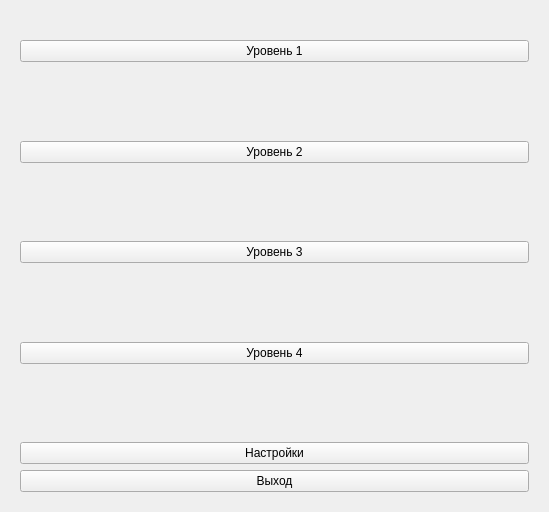
Above: graphics/dialoglevel.ui from Dlexeyn/qt-game before the change. Below: the same form after it.
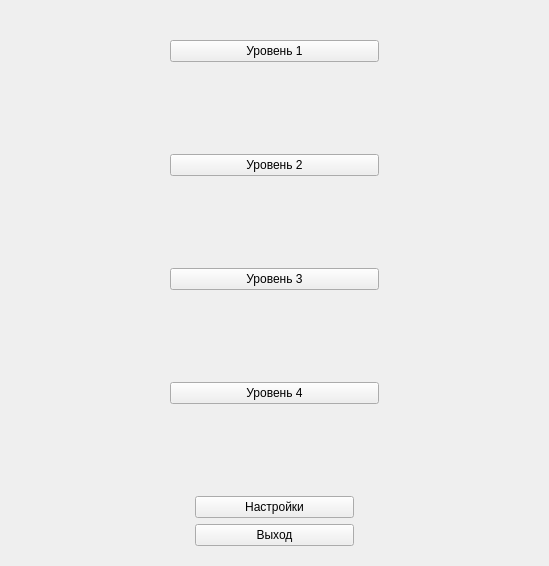
That is the form after the change.

```diff
--- a/graphics/dialoglevel.ui
+++ b/graphics/dialoglevel.ui
@@ -7,7 +7,7 @@
     <x>0</x>
     <y>0</y>
     <width>549</width>
-    <height>512</height>
+    <height>566</height>
    </rect>
   </property>
   <property name="sizePolicy">
@@ -26,9 +26,35 @@
       <number>0</number>
      </property>
      <widget class="QWidget" name="MainPage">
-      <layout class="QGridLayout" name="gridLayout_2">
-       <item row="1" column="0">
-        <layout class="QVBoxLayout" name="verticalLayout">
+      <layout class="QVBoxLayout" name="verticalLayout">
+       <item>
+        <widget class="QLabel" name="LogoLabel">
+         <property name="text">
+          <string/>
+         </property>
+         <property name="scaledContents">
+          <bool>true</bool>
+         </property>
+        </widget>
+       </item>
+       <item>
+        <layout class="QHBoxLayout" name="horizontalLayout_3">
+         <item>
+          <spacer name="horizontalSpacer_3">
+           <property name="orientation">
+            <enum>Qt::Horizontal</enum>
+           </property>
+           <property name="sizeType">
+            <enum>QSizePolicy::Fixed</enum>
+           </property>
+           <property name="sizeHint" stdset="0">
+            <size>
+             <width>150</width>
+             <height>20</height>
+            </size>
+           </property>
+          </spacer>
+         </item>
          <item>
           <widget class="QPushButton" name="lvl1Button">
            <property name="text">
@@ -37,14 +63,50 @@
           </widget>
          </item>
          <item>
-          <spacer name="verticalSpacer">
+          <spacer name="horizontalSpacer_4">
            <property name="orientation">
-            <enum>Qt::Vertical</enum>
+            <enum>Qt::Horizontal</enum>
            </property>
+           <property name="sizeType">
+            <enum>QSizePolicy::Fixed</enum>
+           </property>
            <property name="sizeHint" stdset="0">
             <size>
-             <width>20</width>
-             <height>40</height>
+             <width>150</width>
+             <height>20</height>
+            </size>
+           </property>
+          </spacer>
+         </item>
+        </layout>
+       </item>
+       <item>
+        <spacer name="verticalSpacer">
+         <property name="orientation">
+          <enum>Qt::Vertical</enum>
+         </property>
+         <property name="sizeHint" stdset="0">
+          <size>
+           <width>20</width>
+           <height>56</height>
+          </size>
+         </property>
+        </spacer>
+       </item>
+       <item>
+        <layout class="QHBoxLayout" name="horizontalLayout_4">
+         <item>
+          <spacer name="horizontalSpacer_5">
+           <property name="orientation">
+            <enum>Qt::Horizontal</enum>
+           </property>
+           <property name="sizeType">
+            <enum>QSizePolicy::Fixed</enum>
+           </property>
+           <property name="sizeHint" stdset="0">
+            <size>
+             <width>150</width>
+             <height>20</height>
             </size>
            </property>
           </spacer>
@@ -57,14 +119,50 @@
           </widget>
          </item>
          <item>
-          <spacer name="verticalSpacer_2">
+          <spacer name="horizontalSpacer_6">
            <property name="orientation">
-            <enum>Qt::Vertical</enum>
+            <enum>Qt::Horizontal</enum>
            </property>
+           <property name="sizeType">
+            <enum>QSizePolicy::Fixed</enum>
+           </property>
            <property name="sizeHint" stdset="0">
             <size>
-             <width>20</width>
-             <height>40</height>
+             <width>150</width>
+             <height>20</height>
+            </size>
+           </property>
+          </spacer>
+         </item>
+        </layout>
+       </item>
+       <item>
+        <spacer name="verticalSpacer_2">
+         <property name="orientation">
+          <enum>Qt::Vertical</enum>
+         </property>
+         <property name="sizeHint" stdset="0">
+          <size>
+           <width>20</width>
+           <height>55</height>
+          </size>
+         </property>
+        </spacer>
+       </item>
+       <item>
+        <layout class="QHBoxLayout" name="horizontalLayout_5">
+         <item>
+          <spacer name="horizontalSpacer_7">
+           <property name="orientation">
+            <enum>Qt::Horizontal</enum>
+           </property>
+           <property name="sizeType">
+            <enum>QSizePolicy::Fixed</enum>
+           </property>
+           <property name="sizeHint" stdset="0">
+            <size>
+             <width>150</width>
+             <height>20</height>
             </size>
            </property>
           </spacer>
@@ -77,14 +175,50 @@
           </widget>
          </item>
          <item>
-          <spacer name="verticalSpacer_3">
+          <spacer name="horizontalSpacer_8">
            <property name="orientation">
-            <enum>Qt::Vertical</enum>
+            <enum>Qt::Horizontal</enum>
            </property>
+           <property name="sizeType">
+            <enum>QSizePolicy::Fixed</enum>
+           </property>
            <property name="sizeHint" stdset="0">
             <size>
-             <width>20</width>
-             <height>40</height>
+             <width>150</width>
+             <height>20</height>
+            </size>
+           </property>
+          </spacer>
+         </item>
+        </layout>
+       </item>
+       <item>
+        <spacer name="verticalSpacer_3">
+         <property name="orientation">
+          <enum>Qt::Vertical</enum>
+         </property>
+         <property name="sizeHint" stdset="0">
+          <size>
+           <width>20</width>
+           <height>72</height>
+          </size>
+         </property>
+        </spacer>
+       </item>
+       <item>
+        <layout class="QHBoxLayout" name="horizontalLayout_6">
+         <item>
+          <spacer name="horizontalSpacer_9">
+           <property name="orientation">
+            <enum>Qt::Horizontal</enum>
+           </property>
+           <property name="sizeType">
+            <enum>QSizePolicy::Fixed</enum>
+           </property>
+           <property name="sizeHint" stdset="0">
+            <size>
+             <width>150</width>
+             <height>20</height>
             </size>
            </property>
           </spacer>
@@ -97,14 +231,50 @@
           </widget>
          </item>
          <item>
-          <spacer name="verticalSpacer_4">
+          <spacer name="horizontalSpacer_10">
            <property name="orientation">
-            <enum>Qt::Vertical</enum>
+            <enum>Qt::Horizontal</enum>
            </property>
+           <property name="sizeType">
+            <enum>QSizePolicy::Fixed</enum>
+           </property>
            <property name="sizeHint" stdset="0">
             <size>
-             <width>20</width>
-             <height>40</height>
+             <width>150</width>
+             <height>20</height>
+            </size>
+           </property>
+          </spacer>
+         </item>
+        </layout>
+       </item>
+       <item>
+        <spacer name="verticalSpacer_4">
+         <property name="orientation">
+          <enum>Qt::Vertical</enum>
+         </property>
+         <property name="sizeHint" stdset="0">
+          <size>
+           <width>20</width>
+           <height>56</height>
+          </size>
+         </property>
+        </spacer>
+       </item>
+       <item>
+        <layout class="QHBoxLayout" name="horizontalLayout_7">
+         <item>
+          <spacer name="horizontalSpacer_11">
+           <property name="orientation">
+            <enum>Qt::Horizontal</enum>
+           </property>
+           <property name="sizeType">
+            <enum>QSizePolicy::Fixed</enum>
+           </property>
+           <property name="sizeHint" stdset="0">
+            <size>
+             <width>175</width>
+             <height>20</height>
             </size>
            </property>
           </spacer>
@@ -117,24 +287,66 @@
           </widget>
          </item>
          <item>
+          <spacer name="horizontalSpacer_12">
+           <property name="orientation">
+            <enum>Qt::Horizontal</enum>
+           </property>
+           <property name="sizeType">
+            <enum>QSizePolicy::Fixed</enum>
+           </property>
+           <property name="sizeHint" stdset="0">
+            <size>
+             <width>175</width>
+             <height>20</height>
+            </size>
+           </property>
+          </spacer>
+         </item>
+        </layout>
+       </item>
+       <item>
+        <layout class="QHBoxLayout" name="horizontalLayout_8">
+         <item>
+          <spacer name="horizontalSpacer_13">
+           <property name="orientation">
+            <enum>Qt::Horizontal</enum>
+           </property>
+           <property name="sizeType">
+            <enum>QSizePolicy::Minimum</enum>
+           </property>
+           <property name="sizeHint" stdset="0">
+            <size>
+             <width>175</width>
+             <height>18</height>
+            </size>
+           </property>
+          </spacer>
+         </item>
+         <item>
           <widget class="QPushButton" name="exitButton">
            <property name="text">
             <string>Выход</string>
            </property>
           </widget>
          </item>
+         <item>
+          <spacer name="horizontalSpacer_14">
+           <property name="orientation">
+            <enum>Qt::Horizontal</enum>
+           </property>
+           <property name="sizeType">
+            <enum>QSizePolicy::Fixed</enum>
+           </property>
+           <property name="sizeHint" stdset="0">
+            <size>
+             <width>175</width>
+             <height>20</height>
+            </size>
+           </property>
+          </spacer>
+         </item>
         </layout>
        </item>
-       <item row="0" column="0">
-        <widget class="QLabel" name="LogoLabel">
-         <property name="text">
-          <string/>
-         </property>
-         <property name="scaledContents">
-          <bool>true</bool>
-         </property>
-        </widget>
-       </item>
       </layout>
      </widget>
      <widget class="QWidget" name="SettingsPage">
```
